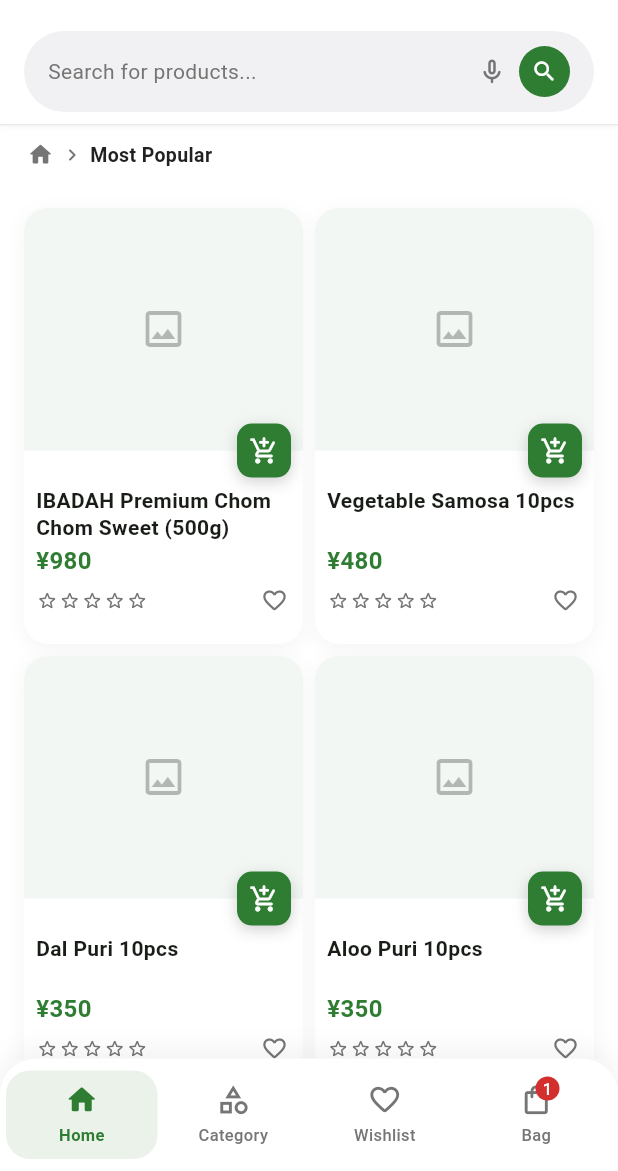
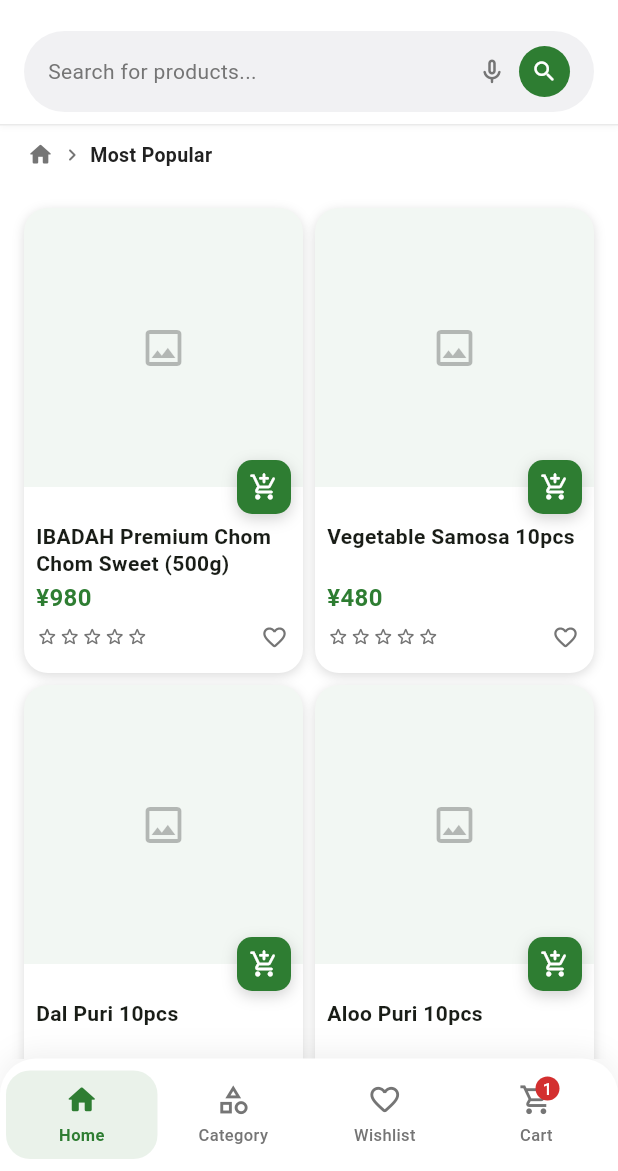
Before and after one commit to sazzad1620/everyday-wholesale, a Flutter app: the screen it shows after launch, after a tap on the "menu" icon, after a tap on "Hi, Guest", after a tap on "Most Popular", on a phone screen of 412 x 824 dp, the part 65-1236 px from its top. Run offline on Flutter 3.47's test engine with Material 3 defaults, Android fonts, the phone set to English and light mode, and no system bars; our stand-ins replace easy_localization, equatable, flutter_bloc, fpdart, get_it, go_router and 2 more.

Commit message:
fix: elevation and shadow throughout the app

```diff
--- a/assets/translations/en.json
+++ b/assets/translations/en.json
@@ -19,7 +19,7 @@
   },
   "product": {
     "empty": "No products in this category yet.",
-    "add_to_bag": "Add To Bag",
+    "add_to_cart": "Add To Cart",
     "in_stock": "In Stock",
     "out_of_stock": "Out of Stock",
     "review_count": "({count} Reviews)",
@@ -32,7 +32,7 @@
     "tab_review": "Review",
     "tab_faq": "FAQ",
     "free_delivery_title": "Free Delivery",
-    "free_delivery_message": "Enjoy free delivery on all orders over ¥1,000.",
+    "free_delivery_message": "Enjoy free delivery on all orders over ¥10,000.",
     "premium_quality_title": "Premium Quality",
     "premium_quality_message": "Every product is quality-checked before it reaches you.",
     "halal_certified_title": "Halal Certified",
@@ -57,7 +57,7 @@
     "home": "Home",
     "category": "Category",
     "wishlist": "Wishlist",
-    "bag": "Bag"
+    "cart": "Cart"
   },
   "wishlist": {
     "title": "Wishlist",
@@ -65,9 +65,9 @@
     "empty_message": "Save products you love and find them here once wishlists are wired up."
   },
   "cart": {
-    "title": "Bag",
-    "empty_title": "Your bag is empty",
-    "empty_message": "Items you add to your bag will show up here once ordering is wired up."
+    "title": "Cart",
+    "empty_title": "Your cart is empty",
+    "empty_message": "Items you add to your cart will show up here once ordering is wired up."
   },
   "account": {
     "signed_out_title": "Welcome",
--- a/lib/features/cart/presentation/pages/cart_page.dart
+++ b/lib/features/cart/presentation/pages/cart_page.dart
@@ -11,7 +11,7 @@ class CartPage extends StatelessWidget {
     return Scaffold(
       appBar: AppBar(title: Text('cart.title'.tr())),
       body: ComingSoonView(
-        icon: Icons.shopping_bag_outlined,
+        icon: Icons.shopping_cart_outlined,
         title: 'cart.empty_title'.tr(),
         message: 'cart.empty_message'.tr(),
       ),
--- a/lib/features/product/presentation/pages/product_list_page.dart
+++ b/lib/features/product/presentation/pages/product_list_page.dart
@@ -136,7 +136,7 @@ class _ProductListBody extends StatelessWidget {
         crossAxisCount: 2,
         mainAxisSpacing: AppSpacing.sm,
         crossAxisSpacing: AppSpacing.sm,
-        childAspectRatio: 0.64,
+        childAspectRatio: 0.6,
       ),
       itemBuilder: (context, index) {
         final product = products[index];
--- a/lib/features/product/presentation/widgets/product_card.dart
+++ b/lib/features/product/presentation/widgets/product_card.dart
@@ -37,7 +37,7 @@ class _ProductCardState extends State<ProductCard> {
         color: AppColors.surface,
         borderRadius: BorderRadius.circular(16),
         boxShadow: [
-          BoxShadow(color: Colors.black.withValues(alpha: 0.04), blurRadius: 10, offset: const Offset(0, 3)),
+          BoxShadow(color: Colors.black.withValues(alpha: 0.14), blurRadius: 6, offset: const Offset(0, 2)),
         ],
       ),
       clipBehavior: Clip.antiAlias,
@@ -52,7 +52,7 @@ class _ProductCardState extends State<ProductCard> {
                 clipBehavior: Clip.none,
                 children: [
                   AspectRatio(
-                    aspectRatio: 1.15,
+                    aspectRatio: 1,
                     child: ProductImage(imageUrl: product.imageUrl),
                   ),
                   Positioned(
--- a/lib/features/product/presentation/widgets/product_detail_content.dart
+++ b/lib/features/product/presentation/widgets/product_detail_content.dart
@@ -43,15 +43,9 @@ class _ProductDetailContentState extends State<ProductDetailContent> {
       child: Column(
         crossAxisAlignment: CrossAxisAlignment.start,
         children: [
-          Container(
-            decoration: BoxDecoration(
-              borderRadius: BorderRadius.circular(16),
-              boxShadow: [
-                BoxShadow(color: Colors.black.withValues(alpha: 0.04), blurRadius: 10, offset: const Offset(0, 3)),
-              ],
-            ),
-            clipBehavior: Clip.antiAlias,
-            child: AspectRatio(aspectRatio: 1.3, child: ProductImage(imageUrl: product.imageUrl)),
+          ClipRRect(
+            borderRadius: BorderRadius.circular(16),
+            child: AspectRatio(aspectRatio: 1, child: ProductImage(imageUrl: product.imageUrl)),
           ),
           const SizedBox(height: AppSpacing.md),
           Text(product.name, style: AppTextStyles.headline),
@@ -82,7 +76,7 @@ class _ProductDetailContentState extends State<ProductDetailContent> {
             children: [
               QuantityStepper(quantity: _quantity, onIncrement: _increment, onDecrement: _decrement),
               const SizedBox(width: AppSpacing.sm),
-              Expanded(child: _AddToBagButton(onTap: () => showComingSoonSnackBar(context, 'Bag'))),
+              Expanded(child: _AddToCartButton(onTap: () => showComingSoonSnackBar(context, 'Cart'))),
               const SizedBox(width: AppSpacing.sm),
               _WishlistIconButton(onTap: () => showComingSoonSnackBar(context, 'Wishlist')),
             ],
@@ -123,8 +117,8 @@ class _StockPill extends StatelessWidget {
   }
 }
 
-class _AddToBagButton extends StatelessWidget {
-  const _AddToBagButton({required this.onTap});
+class _AddToCartButton extends StatelessWidget {
+  const _AddToCartButton({required this.onTap});
 
   final VoidCallback onTap;
 
@@ -148,10 +142,10 @@ class _AddToBagButton extends StatelessWidget {
           child: Row(
             mainAxisAlignment: MainAxisAlignment.center,
             children: [
-              const Icon(Icons.shopping_bag_outlined, color: Colors.white, size: 18),
+              const Icon(Icons.shopping_cart_outlined, color: Colors.white, size: 18),
               const SizedBox(width: AppSpacing.xs),
               Text(
-                'product.add_to_bag'.tr(),
+                'product.add_to_cart'.tr(),
                 style: const TextStyle(color: Colors.white, fontWeight: FontWeight.w600, fontSize: 14),
               ),
             ],
@@ -177,7 +171,7 @@ class _WishlistIconButton extends StatelessWidget {
         shape: BoxShape.circle,
         border: Border.all(color: AppColors.textSecondary.withValues(alpha: 0.2)),
         boxShadow: [
-          BoxShadow(color: Colors.black.withValues(alpha: 0.04), blurRadius: 10, offset: const Offset(0, 3)),
+          BoxShadow(color: Colors.black.withValues(alpha: 0.14), blurRadius: 6, offset: const Offset(0, 2)),
         ],
       ),
       child: Material(
--- a/lib/features/product/presentation/widgets/product_detail_tabs.dart
+++ b/lib/features/product/presentation/widgets/product_detail_tabs.dart
@@ -132,7 +132,7 @@ class _ReviewCard extends StatelessWidget {
         color: AppColors.surface,
         borderRadius: BorderRadius.circular(14),
         boxShadow: [
-          BoxShadow(color: Colors.black.withValues(alpha: 0.04), blurRadius: 10, offset: const Offset(0, 3)),
+          BoxShadow(color: Colors.black.withValues(alpha: 0.14), blurRadius: 6, offset: const Offset(0, 2)),
         ],
       ),
       child: Column(
@@ -191,7 +191,7 @@ class _FaqCard extends StatelessWidget {
         color: AppColors.surface,
         borderRadius: BorderRadius.circular(14),
         boxShadow: [
-          BoxShadow(color: Colors.black.withValues(alpha: 0.04), blurRadius: 10, offset: const Offset(0, 3)),
+          BoxShadow(color: Colors.black.withValues(alpha: 0.14), blurRadius: 6, offset: const Offset(0, 2)),
         ],
       ),
       clipBehavior: Clip.antiAlias,
--- a/lib/features/product/presentation/widgets/product_highlight_boxes.dart
+++ b/lib/features/product/presentation/widgets/product_highlight_boxes.dart
@@ -86,7 +86,7 @@ class _HighlightCard extends StatelessWidget {
         color: AppColors.surface,
         borderRadius: BorderRadius.circular(16),
         boxShadow: [
-          BoxShadow(color: Colors.black.withValues(alpha: 0.04), blurRadius: 10, offset: const Offset(0, 3)),
+          BoxShadow(color: Colors.black.withValues(alpha: 0.14), blurRadius: 6, offset: const Offset(0, 2)),
         ],
       ),
       child: axis == Axis.horizontal
--- a/lib/features/product/presentation/widgets/product_info_row.dart
+++ b/lib/features/product/presentation/widgets/product_info_row.dart
@@ -45,7 +45,7 @@ class _InfoBox extends StatelessWidget {
         color: AppColors.surface,
         borderRadius: BorderRadius.circular(12),
         boxShadow: [
-          BoxShadow(color: Colors.black.withValues(alpha: 0.04), blurRadius: 10, offset: const Offset(0, 3)),
+          BoxShadow(color: Colors.black.withValues(alpha: 0.14), blurRadius: 6, offset: const Offset(0, 2)),
         ],
       ),
       child: Column(
--- a/lib/shared/widgets/navigation/main_bottom_nav_bar.dart
+++ b/lib/shared/widgets/navigation/main_bottom_nav_bar.dart
@@ -61,9 +61,9 @@ class MainBottomNavBar extends StatelessWidget {
                 onTap: () => goBranch(1),
               ),
               _NavItem(
-                icon: Icons.shopping_bag_outlined,
-                selectedIcon: Icons.shopping_bag_rounded,
-                label: 'nav.bag'.tr(),
+                icon: Icons.shopping_cart_outlined,
+                selectedIcon: Icons.shopping_cart_rounded,
+                label: 'nav.cart'.tr(),
                 selected: currentBranchIndex == 2,
                 onTap: () => goBranch(2),
                 badgeCount: 1,
```
